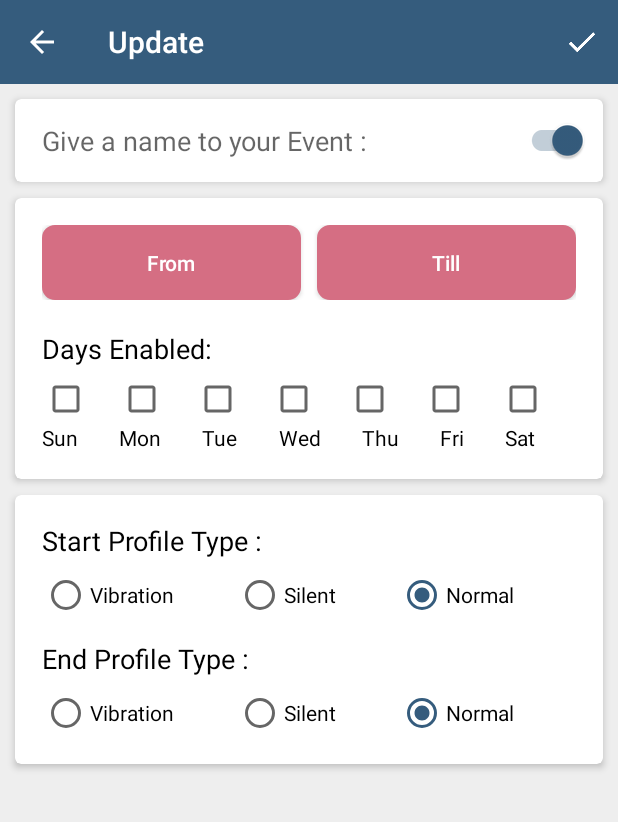
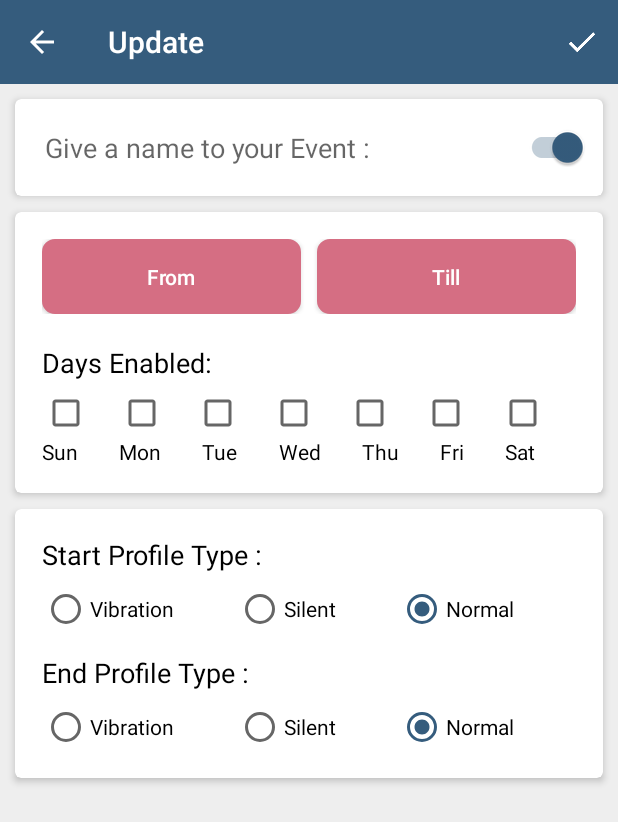
Before and after one commit to vishankvijay/Silento, an Android app: the updateAlarmActivity screen opened directly, with no data from a screen before it, on a phone screen of 412 x 824 dp. Shown: the top 822 px of the screen. Run offline under Robolectric (Android 15) with nearby library versions, the phone set to English and light mode, and no system bars; libraries missing offline, so code that uses them is left out: com.rey.material, com.wdullaer.materialdatetimepicker; plain views replace CheckBox, Switch; 30 statements that could not run were skipped.

Commit message:
commit before changes

```diff
--- a/app/src/main/java/com/example/silento/MyAlarm.java
+++ b/app/src/main/java/com/example/silento/MyAlarm.java
@@ -492,7 +492,7 @@ public class MyAlarm extends Service {
         if (next_toNext_AlarmTime_start != 0) {
             Calendar checkCalendar_next = Calendar.getInstance();
             checkCalendar_next.setTimeInMillis(next_toNext_AlarmTime_start);
-            Toast.makeText(MyAlarm.this, "Next to Next" + checkCalendar_next.get(Calendar.HOUR) + " : " + checkCalendar_next.get(Calendar.MINUTE), Toast.LENGTH_SHORT).show();
+           // Toast.makeText(MyAlarm.this, "Next to Next" + checkCalendar_next.get(Calendar.HOUR) + " : " + checkCalendar_next.get(Calendar.MINUTE), Toast.LENGTH_SHORT).show();
 
 
         }
--- a/app/src/main/java/com/example/silento/recycler_adapter.java
+++ b/app/src/main/java/com/example/silento/recycler_adapter.java
@@ -166,7 +166,7 @@ public class recycler_adapter extends RecyclerSwipeAdapter<recycler_adapter.Prof
             @Override
             public void onClick(View v) {
                 viewHolder.swipeLayout.close(true);
-                Toast.makeText(context, "Delete " + position  , Toast.LENGTH_SHORT).show();
+               // Toast.makeText(context, "Delete " + position  , Toast.LENGTH_SHORT).show();
 
 
                 String alarmTitle_delete = arrayList.get(position).getProfileName();
--- a/app/src/main/java/com/example/silento/updateAlarmActivity.java
+++ b/app/src/main/java/com/example/silento/updateAlarmActivity.java
@@ -427,7 +427,7 @@ public class updateAlarmActivity extends AppCompatActivity implements TimePicker
     @Override
     public void onBackPressed() {
         super.onBackPressed();
-        Toast.makeText(updateAlarmActivity.this, "on Back called", Toast.LENGTH_SHORT).show();
+        //Toast.makeText(updateAlarmActivity.this, "on Back called", Toast.LENGTH_SHORT).show();
         finish();
         overridePendingTransition(R.anim.slide_in_right, 0);
     }
--- a/app/src/main/res/layout/activity_update_alarm.xml
+++ b/app/src/main/res/layout/activity_update_alarm.xml
@@ -1,9 +1,9 @@
 <RelativeLayout xmlns:android="http://schemas.android.com/apk/res/android"
+    xmlns:app="http://schemas.android.com/apk/res-auto"
     xmlns:tools="http://schemas.android.com/tools"
+    android:id="@+id/activity_update_alarm_layout"
     android:layout_width="match_parent"
     android:layout_height="match_parent"
-    xmlns:app="http://schemas.android.com/apk/res-auto"
-    android:id="@+id/activity_update_alarm_layout"
     tools:context="com.example.silento.AlarmDetails">
 
     <include
@@ -14,8 +14,7 @@
         android:layout_width="match_parent"
         android:layout_height="match_parent"
         android:layout_below="@+id/toolbar"
-        android:background="#EEEEEE"
-        >
+        android:background="#EEEEEE">
         <!--
                 <TextView
                     android:id="@+id/profileNameTextView"
@@ -33,14 +32,14 @@
             android:id="@+id/carview_with_edittext"
             android:layout_width="match_parent"
             android:layout_height="wrap_content"
+            android:layout_marginBottom="5dp"
+            android:layout_marginLeft="10dp"
+            android:layout_marginRight="10dp"
+            android:layout_marginTop="10dp"
+            android:foreground="?android:attr/selectableItemBackground"
             card_view:cardBackgroundColor="#fff"
-            android:foreground="?android:attr/selectableItemBackground"
             card_view:cardCornerRadius="4dp"
-            card_view:cardElevation="3dp"
-            android:layout_marginTop="10dp"
-            android:layout_marginRight="10dp"
-            android:layout_marginLeft="10dp"
-            android:layout_marginBottom="5dp">
+            card_view:cardElevation="3dp">
 
             <LinearLayout
                 android:layout_width="match_parent"
@@ -51,37 +50,29 @@
                     android:id="@+id/profileNameUpdateEditText"
                     android:layout_width="match_parent"
                     android:layout_height="wrap_content"
-                android:layout_marginBottom="15dp"
-                android:layout_marginTop="15dp"
-                android:layout_marginRight="2dp"
-                android:layout_marginLeft="18dp"
+                    android:layout_margin="20dp"
+                    android:layout_weight="1"
+                    android:background="@android:color/transparent"
+                    android:backgroundTint="@color/blue"
                     android:hint="Give a name to your Event : "
                     android:inputType="textEmailAddress"
-                android:backgroundTint="@color/blue"
-                android:background="@android:color/transparent"
-                android:singleLine="true"
-                android:layout_weight="1"/>
+                    android:singleLine="true" />
 
                 <com.rey.material.widget.Switch
                     android:id="@+id/enable_update_switch"
                     style="@style/Material.Widget.Switch"
                     android:layout_width="wrap_content"
                     android:layout_height="wrap_content"
+                    android:layout_gravity="center"
+                    android:layout_margin="10dp"
+                    android:checked="true"
                     android:gravity="center"
-                    android:checked="true"
                     app:sw_trackCap="round"
-                    app:sw_trackSize="1dp"
-                    android:layout_margin="10dp"
-                    android:layout_gravity="center"/>
+                    app:sw_trackSize="1dp" />
 
             </LinearLayout>
 
         </android.support.v7.widget.CardView>
-
-
-
-
-
 
 
         <!--
@@ -94,40 +85,34 @@
 
         <android.support.v7.widget.CardView xmlns:card_view="http://schemas.android.com/apk/res-auto"
             android:id="@+id/carview_with_buttons"
-            android:layout_below="@id/carview_with_edittext"
             android:layout_width="match_parent"
             android:layout_height="wrap_content"
-            card_view:cardBackgroundColor="#fff"
-            android:foreground="?android:attr/selectableItemBackground"
-            card_view:cardCornerRadius="4dp"
-            card_view:cardElevation="3dp"
+            android:layout_below="@id/carview_with_edittext"
+            android:layout_marginBottom="5dp"
             android:layout_marginLeft="10dp"
             android:layout_marginRight="10dp"
             android:layout_marginTop="5dp"
-            android:layout_marginBottom="5dp"
-            android:visibility="visible">
+            android:foreground="?android:attr/selectableItemBackground"
+            android:visibility="visible"
+            card_view:cardBackgroundColor="#fff"
+            card_view:cardCornerRadius="4dp"
+            card_view:cardElevation="3dp">
 
             <LinearLayout
                 android:layout_width="match_parent"
                 android:layout_height="wrap_content"
                 android:layout_below="@id/carview_with_edittext"
                 android:orientation="vertical"
-                android:visibility="visible"
-                android:padding="18dp">
-
+                android:padding="18dp"
+                android:visibility="visible">
 
 
                 <LinearLayout
+                    android:id="@+id/linear_containing_buttons"
                     android:layout_width="match_parent"
                     android:layout_height="wrap_content"
-                    android:id="@+id/linear_containing_buttons"
                     android:orientation="horizontal"
                     android:visibility="visible">
-
-
-
-
-
 
 
                     <Button
@@ -137,10 +122,10 @@
                         android:layout_marginRight="5dp"
                         android:layout_weight=".5"
                         android:width="140dp"
+                        android:background="@drawable/my_custom_button"
                         android:text="From"
                         android:textAllCaps="false"
-                        android:textColor="#fff"
-                        android:background="@drawable/my_custom_button"/>
+                        android:textColor="#fff" />
 
                     <Button
                         android:id="@+id/endTimeUpdateButton"
@@ -148,19 +133,13 @@
                         android:layout_height="50dp"
                         android:layout_marginLeft="5dp"
                         android:layout_weight=".5"
+                        android:width="140dp"
+                        android:background="@drawable/my_custom_button"
                         android:text="Till"
-                        android:width="140dp"
-                        android:textColor="#fff"
                         android:textAllCaps="false"
-                        android:background="@drawable/my_custom_button"
-                        />
+                        android:textColor="#fff" />
 
                 </LinearLayout>
-
-
-
-
-
 
 
                 <LinearLayout
@@ -168,8 +147,8 @@
                     android:layout_width="match_parent"
                     android:layout_height="wrap_content"
                     android:layout_below="@id/linear_containing_buttons"
+                    android:layout_marginTop="20dp"
                     android:orientation="vertical"
-                    android:layout_marginTop="20dp"
                     android:visibility="visible">
 
                     <!--
@@ -191,18 +170,18 @@
                             android:layout_width="match_parent"
                             android:layout_height="wrap_content"
                             android:layout_below="@+id/layout_containing_buttons"
+                            android:layout_marginBottom="5dp"
                             android:layout_marginTop="0dp"
-                            android:layout_marginBottom="5dp"
                             android:text="Days Enabled:"
                             android:textAppearance="?android:attr/textAppearanceMedium"
                             android:textColor="@android:color/black"
                             android:visibility="visible" />
 
                         <LinearLayout
+                            android:id="@+id/test"
                             android:layout_width="match_parent"
                             android:layout_height="wrap_content"
-                            android:orientation="horizontal"
-                            android:id="@+id/test">
+                            android:orientation="horizontal">
 
                             <!--  <CheckBox
                                   android:id="@+id/sundayCheckBox"
@@ -268,7 +247,7 @@
                                 android:layout_width="wrap_content"
                                 android:layout_height="wrap_content"
                                 android:layout_weight="1"
-                                app:cbd_strokeColor = "@color/primaryColor" />
+                                app:cbd_strokeColor="@color/primaryColor" />
 
                             <com.rey.material.widget.CheckBox
                                 android:id="@+id/MondayUpdateCheckBox"
@@ -276,8 +255,7 @@
                                 android:layout_width="wrap_content"
                                 android:layout_height="wrap_content"
                                 android:layout_weight="1"
-                                app:cbd_strokeColor = "#D56E83"
-                                />
+                                app:cbd_strokeColor="#D56E83" />
 
                             <com.rey.material.widget.CheckBox
                                 android:id="@+id/TuesdayUpdateCheckBox"
@@ -285,16 +263,15 @@
                                 android:layout_width="wrap_content"
                                 android:layout_height="wrap_content"
                                 android:layout_weight="1"
-                                app:cbd_strokeColor = "@color/primaryColor"
-                                />
+                                app:cbd_strokeColor="@color/primaryColor" />
 
                             <com.rey.material.widget.CheckBox
                                 android:id="@+id/wednesdayUpdateCheckBox"
                                 style="@style/Material.Drawable.CheckBox"
                                 android:layout_width="wrap_content"
                                 android:layout_height="wrap_content"
-                                app:cbd_strokeColor = "#D56E83"
-                                android:layout_weight="1"/>
+                                android:layout_weight="1"
+                                app:cbd_strokeColor="#D56E83" />
 
                             <com.rey.material.widget.CheckBox
                                 android:id="@+id/thursdayUpdateCheckBox"
@@ -302,16 +279,15 @@
                                 android:layout_width="wrap_content"
                                 android:layout_height="wrap_content"
                                 android:layout_weight="1"
-                                app:cbd_strokeColor = "@color/primaryColor"
-                                />
+                                app:cbd_strokeColor="@color/primaryColor" />
 
                             <com.rey.material.widget.CheckBox
                                 android:id="@+id/fridayUpdateCheckBox"
                                 style="@style/Material.Drawable.CheckBox"
                                 android:layout_width="wrap_content"
                                 android:layout_height="wrap_content"
-                                app:cbd_strokeColor = "#D56E83"
-                                android:layout_weight="1"/>
+                                android:layout_weight="1"
+                                app:cbd_strokeColor="#D56E83" />
 
                             <com.rey.material.widget.CheckBox
                                 android:id="@+id/saturdayUpdateCheckBox"
@@ -319,8 +295,7 @@
                                 android:layout_width="wrap_content"
                                 android:layout_height="wrap_content"
                                 android:layout_weight="1"
-                                app:cbd_strokeColor = "@color/primaryColor"
-                                />
+                                app:cbd_strokeColor="@color/primaryColor" />
                         </LinearLayout>
 
                         <LinearLayout
@@ -401,32 +376,29 @@
         </android.support.v7.widget.CardView>
 
 
-
-
-
         <android.support.v7.widget.CardView xmlns:card_view="http://schemas.android.com/apk/res-auto"
             android:id="@+id/carview_with_profile_types"
             android:layout_width="match_parent"
             android:layout_height="wrap_content"
+            android:layout_below="@id/carview_with_buttons"
+            android:layout_marginBottom="5dp"
+            android:layout_marginLeft="10dp"
+            android:layout_marginRight="10dp"
+            android:layout_marginTop="5dp"
+            android:foreground="?android:attr/selectableItemBackground"
+            android:visibility="visible"
             card_view:cardBackgroundColor="#fff"
-            android:layout_below="@id/carview_with_buttons"
-            android:foreground="?android:attr/selectableItemBackground"
             card_view:cardCornerRadius="4dp"
-            card_view:cardElevation="3dp"
-            android:layout_marginTop="5dp"
-            android:layout_marginRight="10dp"
-            android:layout_marginLeft="10dp"
-            android:layout_marginBottom="5dp"
-            android:visibility="visible">
+            card_view:cardElevation="3dp">
 
             <LinearLayout
                 android:id="@+id/layout_containing_profile_types"
                 android:layout_width="match_parent"
                 android:layout_height="wrap_content"
                 android:layout_below="@id/carview_with_buttons"
+                android:layout_margin="18dp"
                 android:orientation="vertical"
-                android:visibility="visible"
-                android:layout_margin="18dp">
+                android:visibility="visible">
 
                 <!--
                             <include layout="@layout/horizontal_divider_view"
@@ -435,7 +407,6 @@
                                 android:layout_width="match_parent"
                                 />
                 -->
-
 
 
                 <TextView
--- a/app/src/main/res/values/colors.xml
+++ b/app/src/main/res/values/colors.xml
@@ -13,5 +13,6 @@
     <color name="gray_divider">#ffb8bdc7</color>
 
     <color name="orange_second">#dcee6d66</color>
+    <color name="list_background">#E0E0E0</color>
 
 </resources>
```
Also changed, not shown: app/src/main/java/com/example/silento/AppIntroActivity.java (+10 -1 lines), app/src/main/res/layout/activity_alarm_details.xml (+9 -10 lines), app/src/main/res/layout/activity_alarm_list.xml (+7 -6 lines), app/src/main/res/layout/custom_single_row.xml (+7 -7 lines), app/src/main/res/layout/fragment_fifth.xml (+17 -7 lines), app/src/main/res/layout/fragment_first.xml (+16 -7 lines), app/src/main/res/layout/fragment_fourth.xml (+16 -7 lines), app/src/main/res/layout/fragment_second.xml (+15 -9 lines), app/src/main/res/layout/fragment_third.xml (+16 -6 lines), app/src/main/res/drawable/intro_fifth.png (added), app/src/main/res/drawable/intro_firsta.png (added), app/src/main/res/drawable/intro_firstb.png (added), app/src/main/res/drawable/intro_forth.png (added), app/src/main/res/drawable/intro_second.png (added), 1 more files, 1 other file. Lines whose indentation alone changed are shown as unchanged.
